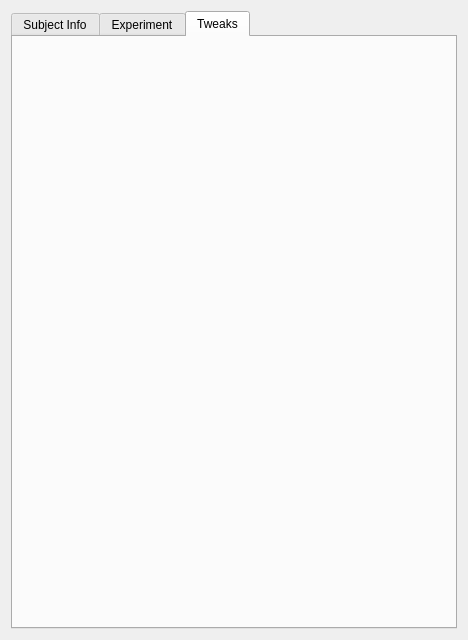
Before: the Qt Designer form ui/w_usertesting.ui in johnbatzer18/biomech_flexsea-plan, drawn with Qt 5.
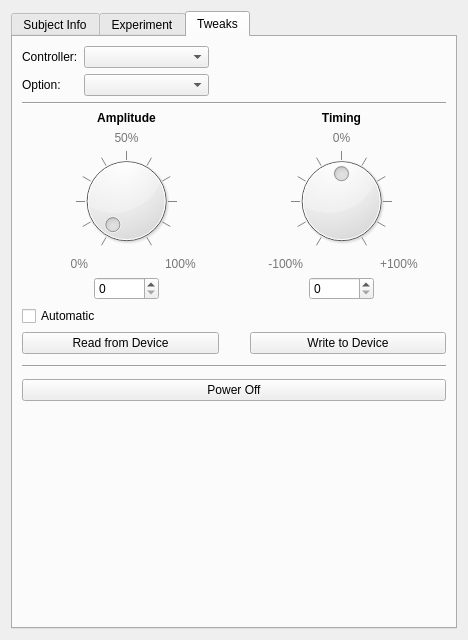
After: the same form once the commit is applied. The open tabs and pages were chosen to show the change.

Commit message: UT: populated the Tweaks tab. Skeleton only

Patch:
```diff
--- a/ui/w_usertesting.ui
+++ b/ui/w_usertesting.ui
@@ -717,6 +717,311 @@
       <attribute name="title">
        <string>Tweaks</string>
       </attribute>
+      <layout class="QVBoxLayout" name="verticalLayout_6">
+       <item>
+        <layout class="QGridLayout" name="gridLayout_13">
+         <item row="0" column="0">
+          <widget class="QLabel" name="label_26">
+           <property name="text">
+            <string>Controller:</string>
+           </property>
+          </widget>
+         </item>
+         <item row="0" column="1">
+          <widget class="QComboBox" name="comboBoxTweaksController">
+           <property name="minimumSize">
+            <size>
+             <width>125</width>
+             <height>0</height>
+            </size>
+           </property>
+          </widget>
+         </item>
+         <item row="1" column="1">
+          <widget class="QComboBox" name="comboBoxTweaksControllerOptions">
+           <property name="minimumSize">
+            <size>
+             <width>125</width>
+             <height>0</height>
+            </size>
+           </property>
+          </widget>
+         </item>
+         <item row="1" column="0">
+          <widget class="QLabel" name="label_27">
+           <property name="text">
+            <string>Option:</string>
+           </property>
+          </widget>
+         </item>
+         <item row="0" column="2">
+          <spacer name="horizontalSpacer_6">
+           <property name="orientation">
+            <enum>Qt::Horizontal</enum>
+           </property>
+           <property name="sizeHint" stdset="0">
+            <size>
+             <width>23</width>
+             <height>17</height>
+            </size>
+           </property>
+          </spacer>
+         </item>
+        </layout>
+       </item>
+       <item>
+        <widget class="Line" name="line_3">
+         <property name="orientation">
+          <enum>Qt::Horizontal</enum>
+         </property>
+        </widget>
+       </item>
+       <item>
+        <layout class="QHBoxLayout" name="horizontalLayout_2">
+         <item>
+          <layout class="QGridLayout" name="gridLayout_11">
+           <item row="0" column="0" colspan="3">
+            <widget class="QLabel" name="label_16">
+             <property name="text">
+              <string>&lt;html&gt;&lt;head/&gt;&lt;body&gt;&lt;p&gt;&lt;span style=&quot; font-weight:600;&quot;&gt;Amplitude&lt;/span&gt;&lt;/p&gt;&lt;/body&gt;&lt;/html&gt;</string>
+             </property>
+             <property name="alignment">
+              <set>Qt::AlignCenter</set>
+             </property>
+            </widget>
+           </item>
+           <item row="3" column="0">
+            <widget class="QLabel" name="label_18">
+             <property name="text">
+              <string>&lt;html&gt;&lt;head/&gt;&lt;body&gt;&lt;p&gt;&lt;span style=&quot; color:#777777;&quot;&gt;0%&lt;/span&gt;&lt;/p&gt;&lt;/body&gt;&lt;/html&gt;</string>
+             </property>
+             <property name="alignment">
+              <set>Qt::AlignRight|Qt::AlignTrailing|Qt::AlignVCenter</set>
+             </property>
+            </widget>
+           </item>
+           <item row="3" column="2">
+            <widget class="QLabel" name="label_19">
+             <property name="text">
+              <string>&lt;html&gt;&lt;head/&gt;&lt;body&gt;&lt;p&gt;&lt;span style=&quot; color:#777777;&quot;&gt;100%&lt;/span&gt;&lt;/p&gt;&lt;/body&gt;&lt;/html&gt;</string>
+             </property>
+            </widget>
+           </item>
+           <item row="1" column="1">
+            <widget class="QLabel" name="label_22">
+             <property name="text">
+              <string>&lt;html&gt;&lt;head/&gt;&lt;body&gt;&lt;p&gt;&lt;span style=&quot; color:#777777;&quot;&gt;50%&lt;/span&gt;&lt;/p&gt;&lt;/body&gt;&lt;/html&gt;</string>
+             </property>
+             <property name="alignment">
+              <set>Qt::AlignCenter</set>
+             </property>
+            </widget>
+           </item>
+           <item row="1" column="0">
+            <widget class="QLabel" name="label_21">
+             <property name="text">
+              <string/>
+             </property>
+            </widget>
+           </item>
+           <item row="2" column="0" colspan="3">
+            <widget class="QDial" name="dialAmplitude">
+             <property name="invertedAppearance">
+              <bool>false</bool>
+             </property>
+             <property name="wrapping">
+              <bool>false</bool>
+             </property>
+             <property name="notchTarget">
+              <double>10.000000000000000</double>
+             </property>
+             <property name="notchesVisible">
+              <bool>true</bool>
+             </property>
+            </widget>
+           </item>
+           <item row="4" column="1">
+            <widget class="QSpinBox" name="spinBoxTweaksAmp"/>
+           </item>
+          </layout>
+         </item>
+         <item>
+          <layout class="QGridLayout" name="gridLayout_12">
+           <item row="0" column="0" colspan="3">
+            <widget class="QLabel" name="label_17">
+             <property name="text">
+              <string>&lt;html&gt;&lt;head/&gt;&lt;body&gt;&lt;p&gt;&lt;span style=&quot; font-weight:600;&quot;&gt;Timing&lt;/span&gt;&lt;/p&gt;&lt;/body&gt;&lt;/html&gt;</string>
+             </property>
+             <property name="alignment">
+              <set>Qt::AlignCenter</set>
+             </property>
+            </widget>
+           </item>
+           <item row="3" column="0">
+            <widget class="QLabel" name="label_20">
+             <property name="text">
+              <string>&lt;html&gt;&lt;head/&gt;&lt;body&gt;&lt;p&gt;&lt;span style=&quot; color:#777777;&quot;&gt;-100%&lt;/span&gt;&lt;/p&gt;&lt;/body&gt;&lt;/html&gt;</string>
+             </property>
+             <property name="alignment">
+              <set>Qt::AlignRight|Qt::AlignTrailing|Qt::AlignVCenter</set>
+             </property>
+            </widget>
+           </item>
+           <item row="3" column="2">
+            <widget class="QLabel" name="label_23">
+             <property name="text">
+              <string>&lt;html&gt;&lt;head/&gt;&lt;body&gt;&lt;p&gt;&lt;span style=&quot; color:#777777;&quot;&gt;+100%&lt;/span&gt;&lt;/p&gt;&lt;/body&gt;&lt;/html&gt;</string>
+             </property>
+            </widget>
+           </item>
+           <item row="1" column="1">
+            <widget class="QLabel" name="label_24">
+             <property name="text">
+              <string>&lt;html&gt;&lt;head/&gt;&lt;body&gt;&lt;p&gt;&lt;span style=&quot; color:#777777;&quot;&gt;0%&lt;/span&gt;&lt;/p&gt;&lt;/body&gt;&lt;/html&gt;</string>
+             </property>
+             <property name="alignment">
+              <set>Qt::AlignCenter</set>
+             </property>
+            </widget>
+           </item>
+           <item row="1" column="0">
+            <widget class="QLabel" name="label_25">
+             <property name="text">
+              <string/>
+             </property>
+            </widget>
+           </item>
+           <item row="2" column="0" colspan="3">
+            <widget class="QDial" name="dialTiming">
+             <property name="minimum">
+              <number>-99</number>
+             </property>
+             <property name="invertedAppearance">
+              <bool>false</bool>
+             </property>
+             <property name="wrapping">
+              <bool>false</bool>
+             </property>
+             <property name="notchTarget">
+              <double>20.000000000000000</double>
+             </property>
+             <property name="notchesVisible">
+              <bool>true</bool>
+             </property>
+            </widget>
+           </item>
+           <item row="4" column="1">
+            <widget class="QSpinBox" name="spinBoxTweaksTim"/>
+           </item>
+          </layout>
+         </item>
+        </layout>
+       </item>
+       <item>
+        <layout class="QGridLayout" name="gridLayout_14">
+         <item row="0" column="0">
+          <widget class="QCheckBox" name="checkBoxTweaksAutomatic">
+           <property name="text">
+            <string>Automatic</string>
+           </property>
+          </widget>
+         </item>
+         <item row="1" column="2">
+          <widget class="QPushButton" name="pushButtonTweaksWrite">
+           <property name="text">
+            <string>Write to Device</string>
+           </property>
+          </widget>
+         </item>
+         <item row="1" column="0">
+          <widget class="QPushButton" name="pushButtonTweaksRead">
+           <property name="text">
+            <string>Read from Device</string>
+           </property>
+          </widget>
+         </item>
+         <item row="1" column="1">
+          <spacer name="horizontalSpacer_7">
+           <property name="orientation">
+            <enum>Qt::Horizontal</enum>
+           </property>
+           <property name="sizeType">
+            <enum>QSizePolicy::Fixed</enum>
+           </property>
+           <property name="sizeHint" stdset="0">
+            <size>
+             <width>25</width>
+             <height>20</height>
+            </size>
+           </property>
+          </spacer>
+         </item>
+         <item row="2" column="1">
+          <spacer name="verticalSpacer_4">
+           <property name="orientation">
+            <enum>Qt::Vertical</enum>
+           </property>
+           <property name="sizeType">
+            <enum>QSizePolicy::Fixed</enum>
+           </property>
+           <property name="sizeHint" stdset="0">
+            <size>
+             <width>20</width>
+             <height>5</height>
+            </size>
+           </property>
+          </spacer>
+         </item>
+        </layout>
+       </item>
+       <item>
+        <widget class="Line" name="line_4">
+         <property name="orientation">
+          <enum>Qt::Horizontal</enum>
+         </property>
+        </widget>
+       </item>
+       <item>
+        <layout class="QGridLayout" name="gridLayout_15">
+         <item row="1" column="0">
+          <widget class="QPushButton" name="pushButtonPowerOnOff">
+           <property name="text">
+            <string>Power Off</string>
+           </property>
+          </widget>
+         </item>
+         <item row="0" column="0">
+          <spacer name="verticalSpacer_5">
+           <property name="orientation">
+            <enum>Qt::Vertical</enum>
+           </property>
+           <property name="sizeType">
+            <enum>QSizePolicy::Fixed</enum>
+           </property>
+           <property name="sizeHint" stdset="0">
+            <size>
+             <width>20</width>
+             <height>5</height>
+            </size>
+           </property>
+          </spacer>
+         </item>
+        </layout>
+       </item>
+       <item>
+        <spacer name="verticalSpacer_3">
+         <property name="orientation">
+          <enum>Qt::Vertical</enum>
+         </property>
+         <property name="sizeHint" stdset="0">
+          <size>
+           <width>20</width>
+           <height>203</height>
+          </size>
+         </property>
+        </spacer>
+       </item>
+      </layout>
      </widget>
     </widget>
    </item>
```
Left out of the diff: 2 changed lines with no effect on the pictures. The commit also changes 2 other files.
